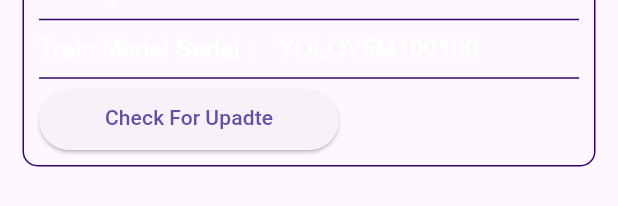
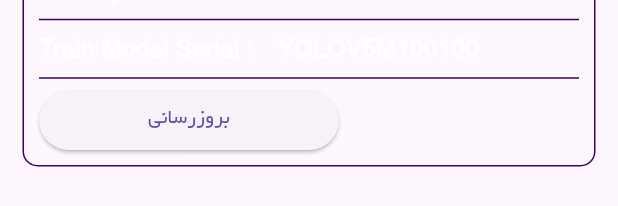
Before and after one commit to triborg34/uianprt, a Flutter app: the Infoscreen widget shown alone on an empty page, opened directly, on a phone screen of 412 x 824 dp. Shown: the part 183-389 px from the top of the screen. Run offline on Flutter 3.47's test engine with Material 3 defaults, Android fonts, the phone set to English and light mode, and no system bars; our stand-ins replace audioplayers, dio, dropdown_button2, font_awesome_flutter, get, hive and 4 more; missing offline and left inert: camera_platform_interface, desktop_window, easy_image_viewer, filepicker_windows, persian_datetime_picker, persian_number_utility and 4 more; accounts and stored records are empty; network calls fail.

Commit message:
this time is really final

```diff
--- a/lib/screens/infoScreen.dart
+++ b/lib/screens/infoScreen.dart
@@ -1,7 +1,6 @@
+import 'package:dio/dio.dart';
 import 'package:flutter/material.dart';
 import 'package:uianprt/model/consts.dart';
-
-
 
 class Infoscreen extends StatelessWidget {
   const Infoscreen({super.key});
@@ -12,29 +11,74 @@ class Infoscreen extends StatelessWidget {
       width: MediaQuery.of(context).size.width,
       height: MediaQuery.of(context).size.height,
       child: Column(
-
         crossAxisAlignment: CrossAxisAlignment.center,
         mainAxisAlignment: MainAxisAlignment.center,
         children: [
           Container(
             padding: EdgeInsets.all(10),
             margin: EdgeInsets.all(15),
-            decoration: BoxDecoration(border: Border.all(color: purpule),borderRadius: BorderRadius.circular(10)),
-            child: Column(textDirection: TextDirection.rtl,
+            decoration: BoxDecoration(
+                border: Border.all(color: purpule),
+                borderRadius: BorderRadius.circular(10)),
+            child: Column(
+              textDirection: TextDirection.rtl,
               mainAxisAlignment: MainAxisAlignment.start,
               crossAxisAlignment: CrossAxisAlignment.end,
               children: [
-               KeyValueRow(keyString: "BuilDNumber", valueString: "SN/1403001002"),Divider(color: purpule,),
-               KeyValueRow(keyString: "UpdateNo", valueString: "14031029"),Divider(color: purpule,),
-               KeyValueRow(keyString: "Last Update", valueString: "${DateTime.now().year.toString()}/${DateTime.now().month.toString()}/${DateTime.now().day.toString()}"),Divider(color: purpule),
-                 KeyValueRow(keyString: "Train Model Serial", valueString: "YOLOV5M100100"),Divider(color: purpule,),
-               SizedBox(height: 0,),
-
-               SizedBox(height: 40,width: 200,child: ElevatedButton(onPressed: (){
-
-               }, child: Center(child: Text("Check For Upadte",style: TextStyle(fontSize: 14),)))),
-
-
+                KeyValueRow(
+                    keyString: "BuilDNumber", valueString: "SN/1403001002"),
+                Divider(
+                  color: purpule,
+                ),
+                KeyValueRow(keyString: "UpdateNo", valueString: "14031029"),
+                Divider(
+                  color: purpule,
+                ),
+                KeyValueRow(
+                    keyString: "Last Update",
+                    valueString:
+                        "${DateTime.now().year.toString()}/${DateTime.now().month.toString()}/${DateTime.now().day.toString()}"),
+                Divider(color: purpule),
+                KeyValueRow(
+                    keyString: "Train Model Serial",
+                    valueString: "YOLOV5M100100"),
+                Divider(
+                  color: purpule,
+                ),
+                SizedBox(
+                  height: 0,
+                ),
+                SizedBox(
+                    height: 40,
+                    width: 200,
+                    child: ElevatedButton(
+                        onPressed: () async {
+                          Dio dio = Dio();
+                          dio
+                              .get("https://sheetdb.io/api/v1/r2mdhso1s49lp")
+                              .then(
+                            (value) {
+                              if (value.statusCode == 200) {
+                                value.data[0]['no'] == "true"
+                                    ? ScaffoldMessenger.of(context)
+                                        .showSnackBar(SnackBar(
+                                            content: Text(
+                                                "بروزرسانی در دسترس است با پشتیبانی تماس بگیرید")))
+                                    : ScaffoldMessenger.of(context)
+                                        .showSnackBar(SnackBar(
+                                            content: Text(
+                                                "درحال استفاده از اخرین بروزرسانی هستید")));
+                              }else{
+                                ScaffoldMessenger.of(context).showSnackBar(SnackBar(content: Text("خطا در برقراری ارتباط")));
+                              }
+                            },
+                          );
+                        },
+                        child: Center(
+                            child: Text(
+                          "بروزرسانی",
+                          style: TextStyle(fontSize: 14),
+                        )))),
               ],
             ),
           ),
@@ -99,18 +143,21 @@ class KeyValueRow extends StatelessWidget {
           color: Colors.transparent,
           width: 150,
           child: Text(
-            keyString+" : ",
+            keyString + " : ",
             style: TextStyle(
-                color: Colors.white, fontSize: 16, fontWeight: FontWeight.bold,fontFamily: 'arial'),
+                color: Colors.white,
+                fontSize: 16,
+                fontWeight: FontWeight.bold,
+                fontFamily: 'arial'),
           ),
         ),
-
-
-
         Text(
-          "  "+valueString,
+          "  " + valueString,
           style: TextStyle(
-              color: Colors.white, fontSize: 16, fontWeight: FontWeight.bold,fontFamily: "arial"),
+              color: Colors.white,
+              fontSize: 16,
+              fontWeight: FontWeight.bold,
+              fontFamily: "arial"),
         )
       ],
     );
--- a/lib/screens/subscreens/portSetting.dart
+++ b/lib/screens/subscreens/portSetting.dart
@@ -339,6 +339,7 @@ class PortSettings extends StatelessWidget {
                       value: Get.find<settingController>().alarm.value,
                       onChanged: (value) {
                         Get.find<settingController>().alarm.value = value;
+                        Get.snackbar("", "فعال شد",colorText: Colors.white);
                       },
                     )),
               ],
```
Also changed, not shown: lib/screens/reportScreen.dart (+9 -0 lines).
